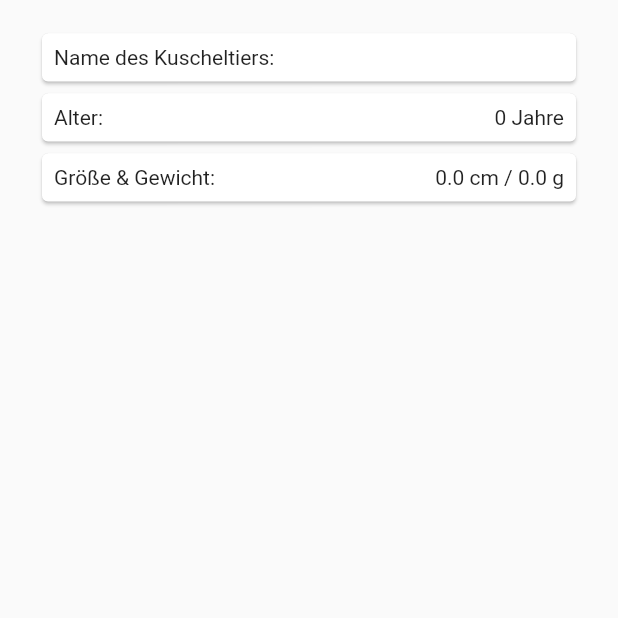
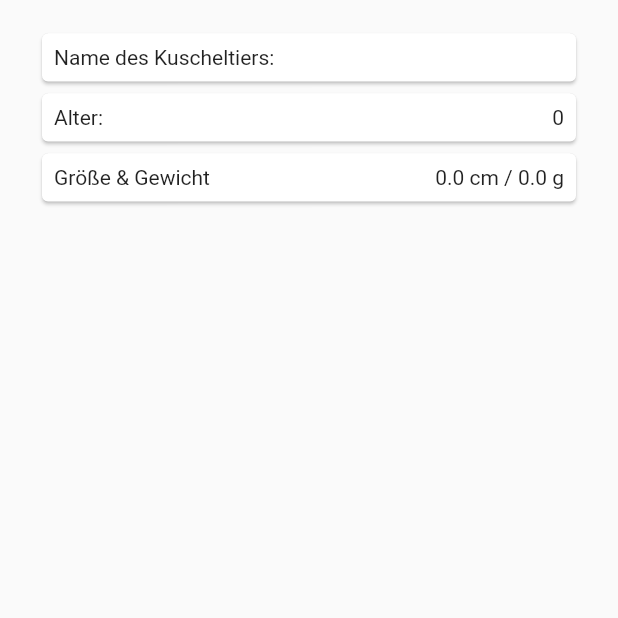
Before and after one commit to Verbalkeks/Pummel_at_work, a Flutter app: the DetailPetScreen screen opened directly with empty values, on a phone screen of 412 x 824 dp, the part 530-1148 px from its top. Run offline on Flutter 3.47's test engine with Material 3 defaults, Android fonts, the phone set to English and light mode, and no system bars.

Commit message:
Seite 226 Kapitel 13

```diff
--- a/lib/screens/create_pet_screen.dart
+++ b/lib/screens/create_pet_screen.dart
@@ -1,5 +1,6 @@
 import 'package:flutter/material.dart';
 import 'package:pummel_the_fish/data/models/pet.dart';
+import 'package:pummel_the_fish/widgets/custom_button.dart';
 
 class CreatePetScreen extends StatefulWidget {
   const CreatePetScreen({super.key});
@@ -141,7 +142,7 @@ class _CreatePetScreenState extends State<CreatePetScreen> {
                     }
                   },
                 ),
-                ElevatedButton(
+                CustomButton(
                   onPressed: () {
                     if (_formKey.currentState?.validate() ?? false) {
                       final pet = Pet(
@@ -156,7 +157,7 @@ class _CreatePetScreenState extends State<CreatePetScreen> {
                       print("$pet");
                     }
                   },
-                  child: const Text("Speichern"),
+                  label: "Speichern",
                 ),
               ],
             ),
--- a/lib/screens/detail_pet_screen.dart
+++ b/lib/screens/detail_pet_screen.dart
@@ -44,47 +44,18 @@ class DetailPetScreen extends StatelessWidget {
                 horizontal: 24,
               ),
               child: Column(
-                children: <Widget>[
-                  Card(
-                    child: Padding(
-                      padding: const EdgeInsets.all(8),
-                      child: Row(
-                        mainAxisAlignment: MainAxisAlignment.spaceBetween,
-                        children: <Widget>[
-                          const Text("Name des Kuscheltiers:"),
-                          Text(pet.name)
-                        ],
-                      ),
-                    ),
+                children: [
+                  _InfoCard(
+                    labelText: "Name des Kuscheltiers: ",
+                    infoText: pet.name,
                   ),
-                  Card(
-                    child: Padding(
-                      padding: const EdgeInsets.all(8),
-                      child: Row(
-                        mainAxisAlignment: MainAxisAlignment.spaceBetween,
-                        children: <Widget>[
-                          const Text("Alter:"),
-                          Text("${pet.age} Jahre")
-                        ],
-                      ),
-                    ),
+                  _InfoCard(
+                    labelText: "Alter:",
+                    infoText: "${pet.age}",
                   ),
-                  Card(
-                    child: Padding(
-                      padding: const EdgeInsets.all(8),
-                      child: Row(
-                        mainAxisAlignment: MainAxisAlignment.spaceBetween,
-                        children: <Widget>[
-                          const Text("Größe & Gewicht:"),
-                          Expanded(
-                            child: Text(
-                              "${pet.height} cm / ${pet.weight} g",
-                              textAlign: TextAlign.end,
-                            ),
-                          ),
-                        ],
-                      ),
-                    ),
+                  _InfoCard(
+                    labelText: "Größe & Gewicht",
+                    infoText: "${pet.height} cm / ${pet.weight} g",
                   ),
                 ],
               ),
@@ -95,3 +66,31 @@ class DetailPetScreen extends StatelessWidget {
     );
   }
 }
+
+class _InfoCard extends StatelessWidget {
+  final String labelText;
+  final String infoText;
+  const _InfoCard({super.key, required this.labelText, required this.infoText});
+
+  @override
+  Widget build(BuildContext context) {
+    return Card(
+      child: Padding(
+        padding: const EdgeInsets.all(8),
+        child: Row(
+          mainAxisAlignment: MainAxisAlignment.spaceBetween,
+          children: <Widget>[
+            Text(labelText),
+            Expanded(
+              child: Text(
+                infoText,
+                textAlign: TextAlign.end,
+                overflow: TextOverflow.fade,
+              ),
+            ),
+          ],
+        ),
+      ),
+    );
+  }
+}
```
Also changed, not shown: lib/widgets/custom_button.dart (added, +40 -0 lines).
